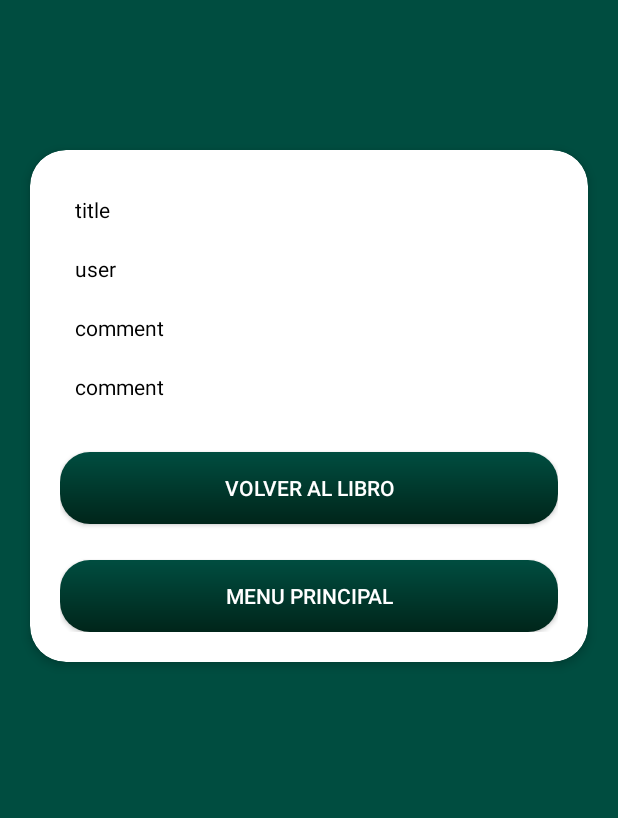
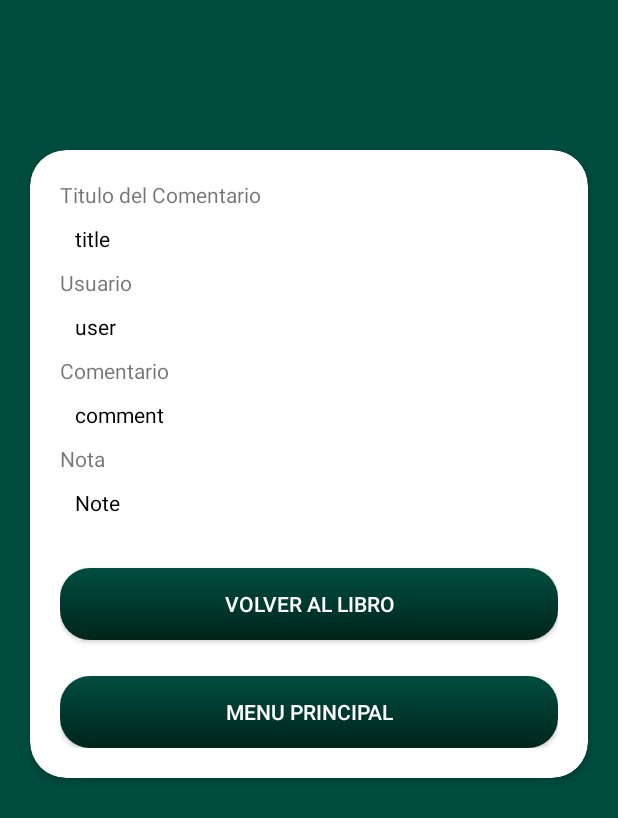
Before and after one commit to anacortutau/Book-Lovers-App, an Android app: the CommentDetailActivity screen opened directly, with no data from a screen before it, on a phone screen of 412 x 824 dp. Shown: the top 818 px of the screen. Run offline under Robolectric (Android 15) with nearby library versions, the phone set to English and light mode, and no system bars.

```diff
--- a/app/src/main/java/com/anuki/book_lovers_app/ui/BookDetailsActivity.java
+++ b/app/src/main/java/com/anuki/book_lovers_app/ui/BookDetailsActivity.java
@@ -58,15 +58,12 @@ public class BookDetailsActivity extends AppCompatActivity {
         if(intent.getExtras() !=null){
             book = (Book) intent.getSerializableExtra("book");
 
-
-            //String noteData = book.getNote().toString();
             String titleData = book.getTitle();
             String authorData = book.getAuthor();
             String sinopsisData = book.getSinopsis();
             String themeData = book.getTheme();
 
-            //note.setText(noteData);
-            rating.setRating(book.getNote().floatValue()*10);
+            rating.setRating(book.getNote().floatValue());
             title.setText(titleData);
             author.setText(authorData);
             theme.setText(themeData);
--- a/app/src/main/java/com/anuki/book_lovers_app/ui/CreateCommentActivity.java
+++ b/app/src/main/java/com/anuki/book_lovers_app/ui/CreateCommentActivity.java
@@ -132,7 +132,7 @@ public class CreateCommentActivity extends AppCompatActivity {
                         Toast.makeText(CreateCommentActivity.this, "El comentario se ha creado correctamente", Toast.LENGTH_LONG).show();
                         Log.d("TAG1", "Comentario creado " + " id " + response.body().getId()
                                 + " titulo: " + response.body().getTitle());
-                        startActivity(new Intent(getApplicationContext(), ListCommentsActivity.class).putExtra("book", book));
+                        startActivity(new Intent(getApplicationContext(), BookDetailsActivity.class).putExtra("book", book));
                     }else{
                         Log.d("TAG1", "Error Desconocido");
                     }
--- a/app/src/main/java/com/anuki/book_lovers_app/ui/LoginActivity.java
+++ b/app/src/main/java/com/anuki/book_lovers_app/ui/LoginActivity.java
@@ -38,7 +38,7 @@ public class LoginActivity extends AppCompatActivity {
     }
 
     private void setUpView(){
-        etUserName = findViewById(R.id.etUserName);
+        etUserName = findViewById(R.id.etName);
         etPassword = findViewById(R.id.etPassword);
         btLogin = findViewById(R.id.btLogin);
         tvSignUp = findViewById(R.id.tvSignUp);
--- a/app/src/main/res/layout/activity_comment_detail.xml
+++ b/app/src/main/res/layout/activity_comment_detail.xml
@@ -27,12 +27,20 @@
             android:layout_height="wrap_content">
 
             <TextView
+                android:layout_width="wrap_content"
+                android:layout_height="wrap_content"
+                android:text="@string/titleComment"/>
+            <TextView
                 android:id="@+id/titleText"
                 android:layout_width="match_parent"
                 android:text="title"
                 android:padding="10dp"
                 android:textColor="@color/colorBlack"
                 android:layout_height="wrap_content" />
+            <TextView
+                android:layout_width="wrap_content"
+                android:layout_height="wrap_content"
+                android:text="@string/userName"/>
             <TextView
                 android:id="@+id/userText"
                 android:layout_width="match_parent"
@@ -41,16 +49,25 @@
                 android:textColor="@color/colorBlack"
                 android:layout_height="wrap_content" />
             <TextView
+                android:layout_width="wrap_content"
+                android:layout_height="wrap_content"
+                android:text="@string/comment"/>
+            <TextView
                 android:id="@+id/commentText"
                 android:layout_width="match_parent"
                 android:text="comment"
                 android:padding="10dp"
                 android:textColor="@color/colorBlack"
                 android:layout_height="wrap_content" />
+
+            <TextView
+                android:layout_width="wrap_content"
+                android:layout_height="wrap_content"
+                android:text="@string/note"/>
             <TextView
                 android:id="@+id/noteTextComment"
                 android:layout_width="match_parent"
-                android:text="comment"
+                android:text="Note"
                 android:padding="10dp"
                 android:textColor="@color/colorBlack"
                 android:layout_height="wrap_content" />
--- a/app/src/main/res/layout/activity_sign_up.xml
+++ b/app/src/main/res/layout/activity_sign_up.xml
@@ -80,6 +80,7 @@
                     android:id="@+id/etPassword"
                     android:drawableRight="@drawable/ic_lock"
                     android:hint="@string/password"
+                    android:inputType="textPassword"
                     android:layout_width="match_parent"
                     android:layout_height="wrap_content" />
 
--- a/app/src/main/res/values/strings.xml
+++ b/app/src/main/res/values/strings.xml
@@ -37,7 +37,7 @@
     <string name="author_error">El autor no puede estar vacio</string>
     <string name="sinopsis_error">La sinopsis no puede estar vacia</string>
     <string name="theme_error">El tema no puede estar vacio</string>
-    <string name="note">nota</string>
+    <string name="note">Nota</string>
     <string name="comments">Create Comment</string>
     <string name="returnToBookDetail">Volver al Libro</string>
     <string name="comment">Comentario</string>
@@ -46,6 +46,8 @@
     <string name="comment_error">El cuerpo del comentario es necesario, introduzca uno, por favor</string>
     <string name="note_error">Es necesario introducir una nota</string>
     <string name="list_comments">List Comments</string>
+    <string name="titleComment">Titulo del Comentario</string>
+    <string name="userName">Usuario</string>
 
     <string-array name="themes">
         <item>TERROR</item>
```
Also changed, not shown: app/src/main/res/layout/activity_login.xml (+5 -4 lines).
